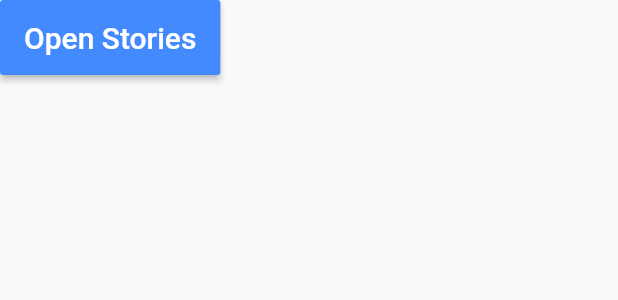
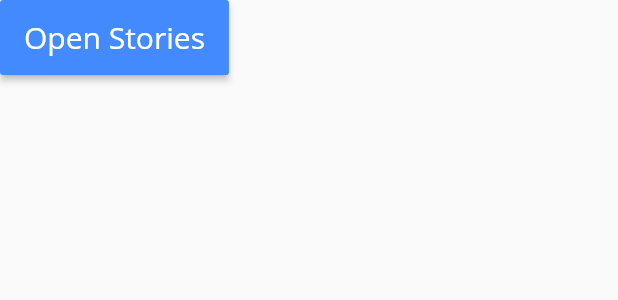
Before and after one commit to raphaelpor/hackday-flutter, a Flutter app: what button() shows on an empty page, opened directly, on a phone screen of 412 x 824 dp. Shown: the top 300 px of the screen. Run offline on Flutter 3.47's test engine with Material 2 defaults, Android fonts, the phone set to English and light mode, and no system bars; our stand-ins replace percent_indicator; network calls fail.

Commit message:
Add OpenSans

```diff
--- a/lib/components/common/Button.dart
+++ b/lib/components/common/Button.dart
@@ -6,6 +6,7 @@ Widget button(BuildContext context) {
       'Open Stories',
       style: TextStyle(
         fontSize: 20,
+        fontFamily: 'OpenSans',
       ),
     ),
     onPressed: () => Navigator.pushNamed(context, '/stories'),
--- a/lib/components/story/Story.dart
+++ b/lib/components/story/Story.dart
@@ -36,7 +36,9 @@ class Story extends StatelessWidget {
               this.data['legend'],
               textAlign: TextAlign.center,
               style: TextStyle(
-                fontSize: 24,
+                fontFamily: 'OpenSans',
+                fontSize: 20,
+                fontWeight: FontWeight.bold,
                 color: Color.fromRGBO(255, 255, 255, 1),
               ),
             ),
```
Also changed, not shown: pubspec.yaml (+8 -51 lines), assets/fonts/OpenSans-Bold.ttf (added), assets/fonts/OpenSans-Light.ttf (added), assets/fonts/OpenSans-Regular.ttf (added), assets/fonts/OpenSans-Semibold.ttf (added).
